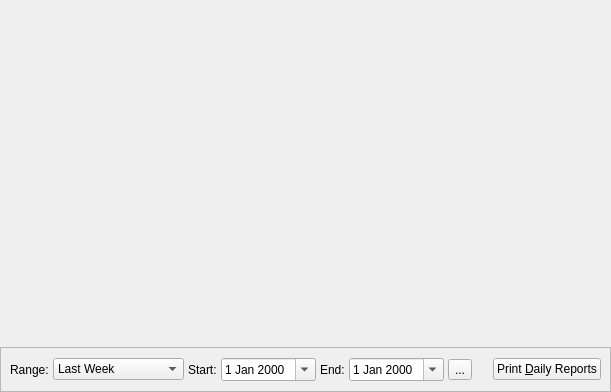
sbonaime/sleepyhead-code., file overview.ui: the form before one commit.
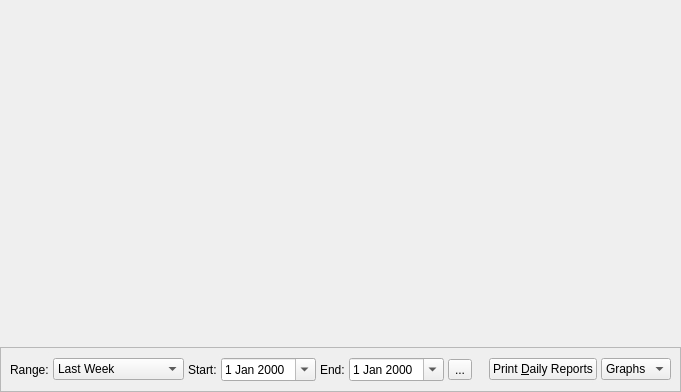
The form after the commit. Icons and pictures are not drawn.

Commit message: Overview Page Graph Visibility Combo Box

The edit to the form file:
```diff
--- a/overview.ui
+++ b/overview.ui
@@ -6,7 +6,7 @@
    <rect>
     <x>0</x>
     <y>0</y>
-    <width>611</width>
+    <width>681</width>
     <height>392</height>
    </rect>
   </property>
@@ -167,6 +167,15 @@
         </property>
        </widget>
       </item>
+      <item>
+       <widget class="QComboBox" name="graphCombo">
+        <item>
+         <property name="text">
+          <string>Graphs</string>
+         </property>
+        </item>
+       </widget>
+      </item>
      </layout>
     </widget>
    </item>
```
The commit also changes 3 other files.
